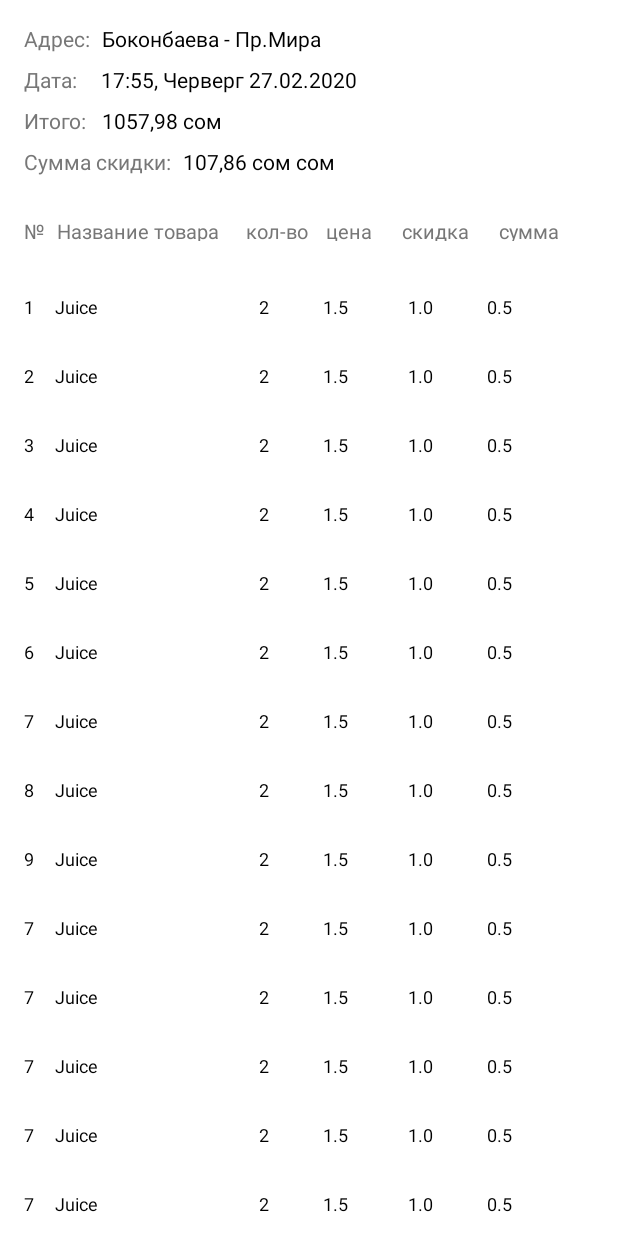
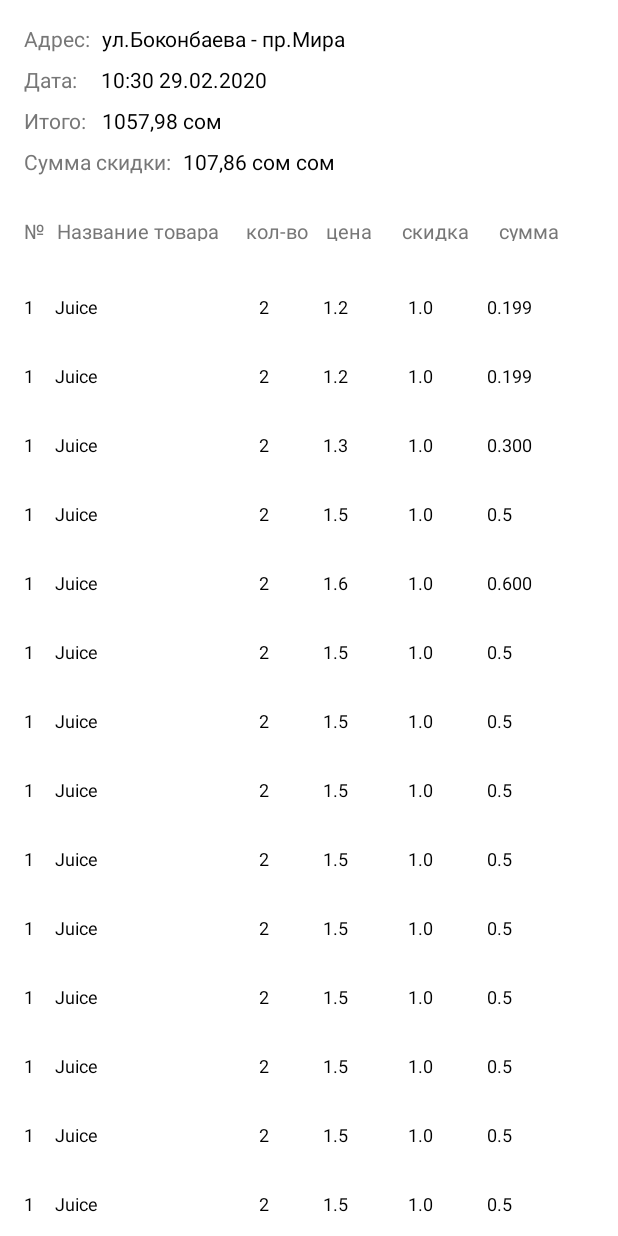
Before and after one commit to md-malikovich/MyFirstKotlinApp, an Android app: the ThirdActivity screen opened directly, with no data from a screen before it, on a phone screen of 412 x 824 dp. Run offline under Robolectric (Android 15) with nearby library versions, the phone set to English and light mode, and no system bars.

Commit message:
HW done + new icon

```diff
--- a/app/src/main/AndroidManifest.xml
+++ b/app/src/main/AndroidManifest.xml
@@ -4,9 +4,9 @@
 
     <application
         android:allowBackup="true"
-        android:icon="@mipmap/ic_launcher"
+        android:icon="@drawable/shop2"
         android:label="@string/app_name"
-        android:roundIcon="@mipmap/ic_launcher_round"
+        android:roundIcon="@drawable/shop2"
         android:supportsRtl="true"
         android:theme="@style/AppTheme">
 
--- a/app/src/main/java/com/e/myfirstkotlinapp/ui/ThirdActivity.kt
+++ b/app/src/main/java/com/e/myfirstkotlinapp/ui/ThirdActivity.kt
@@ -1,24 +1,47 @@
 package com.e.myfirstkotlinapp.ui
 
 import android.annotation.SuppressLint
+import android.icu.text.SimpleDateFormat
+import android.os.Build
+import android.os.Bundle
+import android.widget.LinearLayout
+import android.widget.TextView
+import androidx.annotation.RequiresApi
 import androidx.appcompat.app.AppCompatActivity
-import android.os.Bundle
-import android.widget.Adapter
-import android.widget.LinearLayout
 import androidx.recyclerview.widget.LinearLayoutManager
 import androidx.recyclerview.widget.RecyclerView
 import com.e.myfirstkotlinapp.R
-import com.e.myfirstkotlinapp.model.MockModel
 import com.e.myfirstkotlinapp.model.Purchases
+import kotlinx.android.synthetic.main.activity_second.view.*
+import kotlinx.android.synthetic.main.activity_third.*
+import java.time.LocalDateTime
+import java.util.*
 
 class ThirdActivity : AppCompatActivity() {
 
     private val purchases = mutableListOf<Purchases>()
 
+    @RequiresApi(Build.VERSION_CODES.N)
     override fun onCreate(savedInstanceState: Bundle?) {
         super.onCreate(savedInstanceState)
         setContentView(R.layout.activity_third)
         recyclerViewBuilder()
+        initViews()
+        dateFormat()
+    }
+
+    fun initViews() {
+        tv_addressAmount.text = "ул.Боконбаева - пр.Мира"
+
+        val totalAmount: TextView = findViewById(R.id.tv_totalAmount)
+        val discountAmount: TextView = findViewById(R.id.tv_discountAmount)
+    }
+
+    @RequiresApi(Build.VERSION_CODES.N)
+    fun dateFormat () {
+        val sdf = SimpleDateFormat("HH:mm dd.MM.yyyy")
+        val currentDate = sdf.format(Date())
+        tv_dateAmount.text = currentDate.toString()
     }
 
     @SuppressLint("WrongConstant")
@@ -26,42 +49,35 @@ class ThirdActivity : AppCompatActivity() {
         val recyclerView = findViewById<RecyclerView>(R.id.recyclerView)
         recyclerView.layoutManager = LinearLayoutManager(this, LinearLayout.VERTICAL, false)
 
-        purchases.add(Purchases(1,"Juice", 1.5, 2, 1.0, 0.5))
-        purchases.add(Purchases(2,"Juice", 1.5, 2, 1.0, 0.5))
-        purchases.add(Purchases(3,"Juice", 1.5, 2, 1.0, 0.5))
-        purchases.add(Purchases(4,"Juice", 1.5, 2, 1.0, 0.5))
-        purchases.add(Purchases(5,"Juice", 1.5, 2, 1.0, 0.5))
-        purchases.add(Purchases(6,"Juice", 1.5, 2, 1.0, 0.5))
-        purchases.add(Purchases(7,"Juice", 1.5, 2, 1.0, 0.5))
-        purchases.add(Purchases(8,"Juice", 1.5, 2, 1.0, 0.5))
-        purchases.add(Purchases(9,"Juice", 1.5, 2, 1.0, 0.5))
-        purchases.add(Purchases(7,"Juice", 1.5, 2, 1.0, 0.5))
-        purchases.add(Purchases(7,"Juice", 1.5, 2, 1.0, 0.5))
-        purchases.add(Purchases(7,"Juice", 1.5, 2, 1.0, 0.5))
-        purchases.add(Purchases(7,"Juice", 1.5, 2, 1.0, 0.5))
-        purchases.add(Purchases(7,"Juice", 1.5, 2, 1.0, 0.5))
-        purchases.add(Purchases(7,"Juice", 1.5, 2, 1.0, 0.5))
-        purchases.add(Purchases(7,"Juice", 1.5, 2, 1.0, 0.5))
-        purchases.add(Purchases(7,"Juice", 1.5, 2, 1.0, 0.5))
-        purchases.add(Purchases(7,"Juice", 1.5, 2, 1.0, 0.5))
-        purchases.add(Purchases(7,"Juice", 1.5, 2, 1.0, 0.5))
-        purchases.add(Purchases(7,"Juice", 1.5, 2, 1.0, 0.5))
-        purchases.add(Purchases(7,"Juice", 1.5, 2, 1.0, 0.5))
-        purchases.add(Purchases(7,"Juice", 1.5, 2, 1.0, 0.5))
-        purchases.add(Purchases(7,"Juice", 1.5, 2, 1.0, 0.5))
-        purchases.add(Purchases(7,"Juice", 1.5, 2, 1.0, 0.5))
-        purchases.add(Purchases(7,"Juice", 1.5, 2, 1.0, 0.5))
-        purchases.add(Purchases(7,"Juice", 1.5, 2, 1.0, 0.5))
-        purchases.add(Purchases(7,"Juice", 1.5, 2, 1.0, 0.5))
-        purchases.add(Purchases(7,"Juice", 1.5, 2, 1.0, 0.5))
-        purchases.add(Purchases(7,"Juice", 1.5, 2, 1.0, 0.5))
-        purchases.add(Purchases(7,"Juice", 1.5, 2, 1.0, 0.5))
-        purchases.add(Purchases(7,"Juice", 1.5, 2, 1.0, 0.5))
-        purchases.add(Purchases(7,"Juice", 1.5, 2, 1.0, 0.5))
-        purchases.add(Purchases(7,"Juice", 1.5, 2, 1.0, 0.5))
+        purchases.add(Purchases(1,"Juice", 1.2, 2, 1.0))
+        purchases.add(Purchases(1,"Juice", 1.2, 2, 1.0))
+        purchases.add(Purchases(1,"Juice", 1.3, 2, 1.0))
+        purchases.add(Purchases(1,"Juice", 1.5, 2, 1.0))
+        purchases.add(Purchases(1,"Juice", 1.6, 2, 1.0))
+        purchases.add(Purchases(1,"Juice", 1.5, 2, 1.0))
+        purchases.add(Purchases(1,"Juice", 1.5, 2, 1.0))
+        purchases.add(Purchases(1,"Juice", 1.5, 2, 1.0))
+        purchases.add(Purchases(1,"Juice", 1.5, 2, 1.0))
+        purchases.add(Purchases(1,"Juice", 1.5, 2, 1.0))
+        purchases.add(Purchases(1,"Juice", 1.5, 2, 1.0))
+        purchases.add(Purchases(1,"Juice", 1.5, 2, 1.0))
+        purchases.add(Purchases(1,"Juice", 1.5, 2, 1.0))
+        purchases.add(Purchases(1,"Juice", 1.5, 2, 1.0))
+        purchases.add(Purchases(1,"Juice", 1.5, 2, 1.0))
+        purchases.add(Purchases(1,"Juice", 1.5, 2, 1.0))
+        purchases.add(Purchases(1,"Juice", 1.5, 2, 1.0))
+        purchases.add(Purchases(1,"Juice", 1.5, 2, 1.0))
+        purchases.add(Purchases(1,"Juice", 1.5, 2, 1.0))
+        purchases.add(Purchases(1,"Juice", 1.5, 2, 1.0))
+        purchases.add(Purchases(1,"Juice", 1.5, 2, 1.0))
+        purchases.add(Purchases(1,"Juice", 1.5, 2, 1.0))
+        purchases.add(Purchases(1,"Juice", 1.5, 2, 1.0))
+        purchases.add(Purchases(1,"Juice", 1.5, 2, 1.0))
+        purchases.add(Purchases(1,"Juice", 1.5, 2, 1.0))
+        purchases.add(Purchases(1,"Juice", 1.5, 2, 1.0))
 
         val adapter = com.e.myfirstkotlinapp.ui.recycler.Adapter(purchases)
-        recyclerView.adapter = adapter //TODO:
+        recyclerView.adapter = adapter
     }
 }
 /*
--- a/app/src/main/res/layout/activity_main.xml
+++ b/app/src/main/res/layout/activity_main.xml
@@ -20,7 +20,6 @@
         android:layout_width="match_parent"
         android:layout_height="wrap_content"
         android:layout_margin="@dimen/margin_16"
-
         android:hint="@string/editText_password"/>
 
     <Button
--- a/app/src/main/res/layout/activity_third.xml
+++ b/app/src/main/res/layout/activity_third.xml
@@ -9,96 +9,96 @@
 
     <androidx.constraintlayout.widget.ConstraintLayout
         android:id="@+id/layout_constrain"
-        android:layout_width="233dp"
+        android:layout_width="@dimen/layout_width_234dp"
         android:layout_height="wrap_content"
-        android:layout_marginStart="16dp"
-        android:layout_marginTop="16dp">
+        android:layout_marginStart="@dimen/marginStart_16"
+        android:layout_marginTop="@dimen/marginTop_16">
 
         <TextView
-            android:id="@+id/tv_address1"
+            android:id="@+id/tv_address"
             android:layout_width="wrap_content"
             android:layout_height="wrap_content"
-            android:text="Адрес:"
+            android:text="@string/address"
             android:textColor="@color/colorGrey"
             app:layout_constraintStart_toStartOf="parent"
             app:layout_constraintTop_toTopOf="parent" />
 
         <TextView
-            android:id="@+id/tv_address2"
+            android:id="@+id/tv_addressAmount"
             android:layout_width="wrap_content"
             android:layout_height="wrap_content"
             android:layout_marginStart="8dp"
-            android:text="Боконбаева - Пр.Мира"
+            android:text="@string/tv_address"
             android:textColor="@color/colorBlack"
             android:textSize="14dp"
-            app:layout_constraintStart_toEndOf="@+id/tv_address1"
+            app:layout_constraintStart_toEndOf="@+id/tv_address"
             app:layout_constraintTop_toTopOf="parent" />
 
         <TextView
-            android:id="@+id/tv_date1"
+            android:id="@+id/tv_date"
             android:layout_width="wrap_content"
             android:layout_height="wrap_content"
             android:layout_marginTop="8dp"
-            android:text="Дата:"
+            android:text="@string/tv_date"
             android:textColor="@color/colorGrey"
             app:layout_constraintStart_toStartOf="parent"
-            app:layout_constraintTop_toBottomOf="@id/tv_address1" />
+            app:layout_constraintTop_toBottomOf="@id/tv_address" />
 
         <TextView
-            android:id="@+id/tv_date2"
+            android:id="@+id/tv_dateAmount"
             android:layout_width="wrap_content"
             android:layout_height="wrap_content"
             android:layout_marginStart="16dp"
             android:layout_marginTop="8dp"
-            android:text="17:55, Черверг 27.02.2020"
+            android:text="@string/tv_time_date"
             android:textColor="@color/colorBlack"
             android:textSize="14dp"
-            app:layout_constraintStart_toEndOf="@+id/tv_date1"
-            app:layout_constraintTop_toBottomOf="@id/tv_address2" />
+            app:layout_constraintStart_toEndOf="@+id/tv_date"
+            app:layout_constraintTop_toBottomOf="@id/tv_addressAmount" />
 
         <TextView
-            android:id="@+id/tv_total1"
+            android:id="@+id/tv_total"
             android:layout_width="wrap_content"
             android:layout_height="wrap_content"
             android:layout_marginTop="8dp"
-            android:text="Итого:"
+            android:text="@string/tv_result"
             android:textColor="@color/colorGrey"
             app:layout_constraintStart_toStartOf="parent"
-            app:layout_constraintTop_toBottomOf="@id/tv_date1" />
+            app:layout_constraintTop_toBottomOf="@id/tv_date" />
 
         <TextView
-            android:id="@+id/tv_total2"
+            android:id="@+id/tv_totalAmount"
             android:layout_width="wrap_content"
             android:layout_height="wrap_content"
             android:layout_marginStart="10dp"
             android:layout_marginTop="8dp"
-            android:text="1057,98 сом"
+            android:text="@string/tv_result_amount"
             android:textColor="@color/colorBlack"
             android:textSize="14dp"
-            app:layout_constraintStart_toEndOf="@+id/tv_total1"
-            app:layout_constraintTop_toBottomOf="@id/tv_date2" />
+            app:layout_constraintStart_toEndOf="@+id/tv_total"
+            app:layout_constraintTop_toBottomOf="@id/tv_dateAmount" />
 
         <TextView
-            android:id="@+id/tv_discount1"
+            android:id="@+id/tv_discount"
             android:layout_width="wrap_content"
             android:layout_height="wrap_content"
             android:layout_marginTop="8dp"
-            android:text="Сумма скидки:"
+            android:text="@string/tv_discount"
             android:textColor="@color/colorGrey"
             app:layout_constraintStart_toStartOf="parent"
-            app:layout_constraintTop_toBottomOf="@id/tv_total1" />
+            app:layout_constraintTop_toBottomOf="@id/tv_total" />
 
         <TextView
-            android:id="@+id/tv_discount2"
+            android:id="@+id/tv_discountAmount"
             android:layout_width="wrap_content"
             android:layout_height="wrap_content"
             android:layout_marginStart="8dp"
             android:layout_marginTop="8dp"
-            android:text="107,86 сом сом"
+            android:text="@string/tv_discount_amount"
             android:textColor="@color/colorBlack"
             android:textSize="14dp"
-            app:layout_constraintStart_toEndOf="@+id/tv_discount1"
-            app:layout_constraintTop_toBottomOf="@id/tv_total2" />
+            app:layout_constraintStart_toEndOf="@+id/tv_discount"
+            app:layout_constraintTop_toBottomOf="@id/tv_totalAmount" />
 
     </androidx.constraintlayout.widget.ConstraintLayout>
 
@@ -111,55 +111,55 @@
         android:orientation="horizontal">
 
         <TextView
-            android:id="@+id/tv_number"
+            android:id="@+id/tv_numberTitle"
             android:layout_width="wrap_content"
             android:layout_height="wrap_content"
-            android:text="№"
+            android:text="@string/tv_number"
             android:textColor="@color/colorGrey"
             android:textSize="13dp" />
 
         <TextView
-            android:id="@+id/tv_goodsName"
+            android:id="@+id/tv_goodsNameTitle"
             android:layout_width="wrap_content"
             android:layout_height="wrap_content"
             android:layout_marginStart="8dp"
-            android:text="Название товара"
+            android:text="@string/tv_purchaseName"
             android:textColor="@color/colorGrey"
             android:textSize="13dp" />
 
         <TextView
-            android:id="@+id/tv_quantity"
+            android:id="@+id/tv_quantityTitle"
             android:layout_width="wrap_content"
             android:layout_height="match_parent"
             android:layout_marginStart="18dp"
-            android:text="кол-во"
+            android:text="@string/tvQuantity"
             android:textColor="@color/colorGrey"
             android:textSize="13dp" />
 
         <TextView
-            android:id="@+id/tv_price"
+            android:id="@+id/tv_priceTitle"
             android:layout_width="wrap_content"
             android:layout_height="wrap_content"
             android:layout_marginStart="12dp"
-            android:text="цена"
+            android:text="@string/tvPrice"
             android:textColor="@color/colorGrey"
             android:textSize="13dp" />
 
         <TextView
-            android:id="@+id/tv_discountAmount"
+            android:id="@+id/tv_discountTitle"
             android:layout_width="wrap_content"
             android:layout_height="wrap_content"
             android:layout_marginStart="20dp"
-            android:text="скидка"
+            android:text="@string/tv_discountTitle"
             android:textColor="@color/colorGrey"
             android:textSize="13dp" />
 
         <TextView
-            android:id="@+id/tv_sum"
+            android:id="@+id/tv_sumTitle"
             android:layout_width="wrap_content"
             android:layout_height="wrap_content"
             android:layout_marginStart="20dp"
-            android:text="сумма"
+            android:text="@string/tv_sumTitle"
             android:textColor="@color/colorGrey"
             android:textSize="13dp" />
 
@@ -168,7 +168,7 @@
     <androidx.recyclerview.widget.RecyclerView
         android:id="@+id/recyclerView"
         android:layout_width="390dp"
-        android:layout_height="wrap_content"
+        android:layout_height="match_parent"
         android:layout_marginStart="8dp"
         android:layout_marginTop="27dp"
         android:layout_marginEnd="8dp"
--- a/app/src/main/res/layout/item_third_layout.xml
+++ b/app/src/main/res/layout/item_third_layout.xml
@@ -32,6 +32,7 @@
         android:layout_height="wrap_content"
         android:textColor="@color/colorBlack"
         android:text="42"
+        android:maxLength="5"
         android:layout_marginStart="24dp"
         android:textSize="12dp"/>
 
@@ -41,6 +42,7 @@
         android:layout_height="wrap_content"
         android:textColor="@color/colorBlack"
         android:text="1$"
+        android:maxLength="5"
         android:layout_marginStart="36dp"
         android:textSize="12dp"/>
 
@@ -50,6 +52,7 @@
         android:layout_height="wrap_content"
         android:textColor="@color/colorBlack"
         android:text="2.75"
+        android:maxLength="5"
         android:layout_marginStart="40dp"
         android:textSize="12dp"/>
 
@@ -59,6 +62,7 @@
         android:layout_height="wrap_content"
         android:textColor="@color/colorBlack"
         android:text="55"
+        android:maxLength="5"
         android:layout_marginStart="36dp"
         android:textSize="12dp"/>
 
--- a/app/src/main/res/values/dimens.xml
+++ b/app/src/main/res/values/dimens.xml
@@ -5,4 +5,7 @@
     <dimen name="margin_16">16dp</dimen>
     <dimen name="margin_32">32dp</dimen>
     <dimen name="margin_64">64dp</dimen>
+    <dimen name="layout_width_234dp">234dp</dimen>
+    <dimen name="marginStart_16">16dp</dimen>
+    <dimen name="marginTop_16">16dp</dimen>
 </resources>
--- a/app/src/main/res/values/strings.xml
+++ b/app/src/main/res/values/strings.xml
@@ -3,4 +3,18 @@
     <string name="editText_user_name">User name</string>
     <string name="editText_password">Password</string>
     <string name="btn_log_in">log in</string>
+    <string name="address">Адрес:</string>
+    <string name="tv_address">Боконбаева - Пр.Мира</string>
+    <string name="tv_date">Дата:</string>
+    <string name="tv_time_date">17:55, Черверг 27.02.2020</string>
+    <string name="tv_result">Итого:</string>
+    <string name="tv_result_amount">1057,98 сом</string>
+    <string name="tv_discount">Сумма скидки:</string>
+    <string name="tv_discount_amount">107,86 сом сом</string>
+    <string name="tv_number">№</string>
+    <string name="tv_purchaseName">Название товара</string>
+    <string name="tvQuantity">кол-во</string>
+    <string name="tvPrice">цена</string>
+    <string name="tv_discountTitle">скидка</string>
+    <string name="tv_sumTitle">сумма</string>
 </resources>
```
Also changed, not shown: app/src/main/res/drawable/shop2.png (added).
